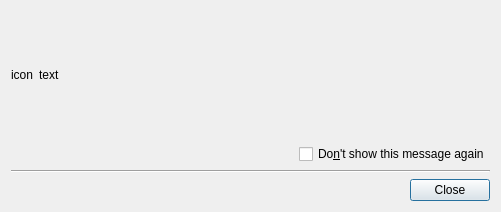
First picture: the form in src/reminderdialog.ui, repository wilbert2000/wzplayer, before the edit.
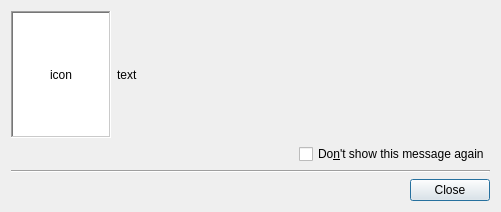
Second picture: the form after the edit.

Commit message: Change background of the icon in the reminderdialog

The edit to the form file:
```diff
--- a/src/reminderdialog.ui
+++ b/src/reminderdialog.ui
@@ -18,8 +18,93 @@
     <layout class="QHBoxLayout" name="horizontalLayout">
      <item>
       <widget class="QLabel" name="icon_label">
+       <property name="minimumSize">
+        <size>
+         <width>100</width>
+         <height>0</height>
+        </size>
+       </property>
+       <property name="palette">
+        <palette>
+         <active>
+          <colorrole role="Base">
+           <brush brushstyle="SolidPattern">
+            <color alpha="255">
+             <red>255</red>
+             <green>255</green>
+             <blue>255</blue>
+            </color>
+           </brush>
+          </colorrole>
+          <colorrole role="Window">
+           <brush brushstyle="SolidPattern">
+            <color alpha="255">
+             <red>255</red>
+             <green>255</green>
+             <blue>255</blue>
+            </color>
+           </brush>
+          </colorrole>
+         </active>
+         <inactive>
+          <colorrole role="Base">
+           <brush brushstyle="SolidPattern">
+            <color alpha="255">
+             <red>255</red>
+             <green>255</green>
+             <blue>255</blue>
+            </color>
+           </brush>
+          </colorrole>
+          <colorrole role="Window">
+           <brush brushstyle="SolidPattern">
+            <color alpha="255">
+             <red>255</red>
+             <green>255</green>
+             <blue>255</blue>
+            </color>
+           </brush>
+          </colorrole>
+         </inactive>
+         <disabled>
+          <colorrole role="Base">
+           <brush brushstyle="SolidPattern">
+            <color alpha="255">
+             <red>255</red>
+             <green>255</green>
+             <blue>255</blue>
+            </color>
+           </brush>
+          </colorrole>
+          <colorrole role="Window">
+           <brush brushstyle="SolidPattern">
+            <color alpha="255">
+             <red>255</red>
+             <green>255</green>
+             <blue>255</blue>
+            </color>
+           </brush>
+          </colorrole>
+         </disabled>
+        </palette>
+       </property>
+       <property name="toolTip">
+        <string/>
+       </property>
+       <property name="autoFillBackground">
+        <bool>true</bool>
+       </property>
+       <property name="frameShape">
+        <enum>QFrame::WinPanel</enum>
+       </property>
+       <property name="frameShadow">
+        <enum>QFrame::Sunken</enum>
+       </property>
        <property name="text">
-        <string>icon</string>
+        <string notr="true">icon</string>
+       </property>
+       <property name="alignment">
+        <set>Qt::AlignCenter</set>
        </property>
       </widget>
      </item>
```
Left out of the diff: 2 changed lines with no effect on the pictures. The commit also changes 1 other file.
